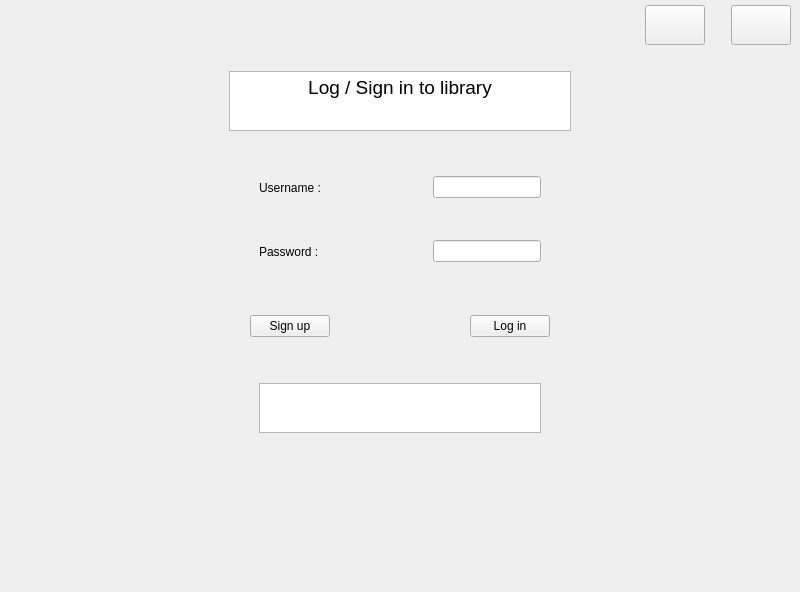
Qt form Project/mainwindow.ui (AminNaghiyan/uiap92_project) before a commit.
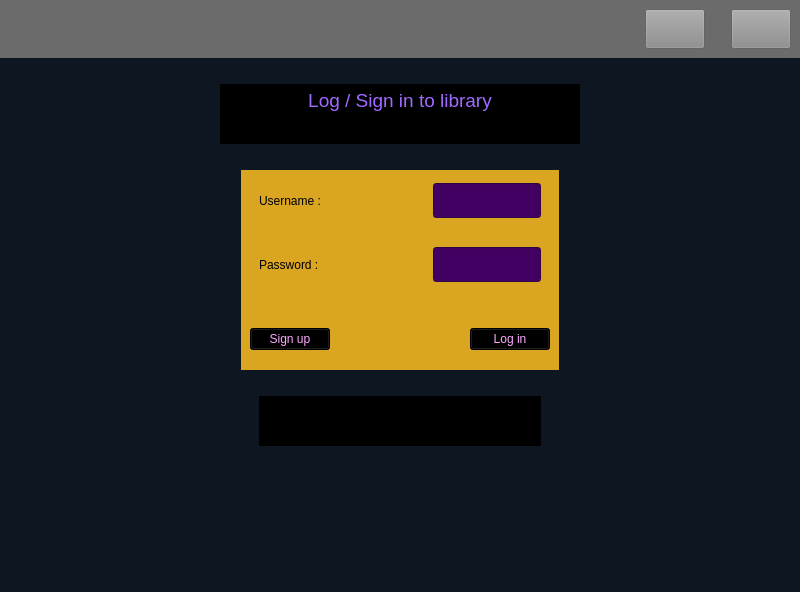
The same form after that commit. Icons and pictures are not drawn.

Commit message: design final appearance of page mainwindow

What changed in the file:
```diff
--- a/Project/mainwindow.ui
+++ b/Project/mainwindow.ui
@@ -13,12 +13,123 @@
   <property name="windowTitle">
    <string>MainWindow</string>
   </property>
+  <property name="styleSheet">
+   <string notr="true">#centralwidget
+{
+background-color : rgb(14, 22, 33)
+}
+#top
+{
+background-color : rgb(107, 107, 107)
+}
+#reload::hover
+{
+	background-color: rgb(206, 206, 206);
+}
+#reload
+{
+background-color : rgb(140, 140, 140) ;
+border-color: rgb(0, 0, 0);
+}
+#close
+{
+background-color : rgb(140, 140, 140) ;
+}
+#close::hover
+{
+background-color : red 
+
+}
+#textBrowser_2
+{
+	
+	font: 8pt &quot;MS UI Gothic&quot;;
+    background-color : rgb( 0, 0 , 0 );
+    color : rgb(160, 105, 255) ;
+	border-color: rgb(0, 0, 0,0);
+}
+#verticalWidget
+{
+ background-color : #daa520
+}
+#username
+{
+background-color : rgb(85, 0, 127)
+}
+#username
+{
+color : rgb(85, 255, 255) ;
+background-color : rgb(66, 0, 99)
+}
+#password
+{
+color : rgb(85, 255, 255) ;
+background-color : rgb(66, 0, 99)
+}
+#Login
+{
+	color: rgb(255, 170, 255);
+	background-color: rgb(0, 0, 0);
+}
+#Login::hover
+{
+background-color : rgb(66, 0, 99)
+}
+
+#sign_up
+{
+	color: rgb(255, 170, 255);
+background-color: rgb(0, 0, 0);
+}
+
+#sign_up::hover
+{
+background-color : rgb(66, 0, 99)
+}
+
+#textBrowser
+{
+	
+	font: 12pt &quot;MS Shell Dlg 2&quot;;
+	background-color: rgb(0, 0, 0);
+	color: rgb(0, 85, 127);
+	border-color: rgb(14, 22, 33,0)
+}</string>
+  </property>
   <widget class="QWidget" name="centralwidget">
+   <property name="styleSheet">
+    <string notr="true"/>
+   </property>
    <layout class="QVBoxLayout" name="verticalLayout">
+    <property name="leftMargin">
+     <number>0</number>
+    </property>
     <property name="topMargin">
-     <number>5</number>
+     <number>0</number>
+    </property>
+    <property name="rightMargin">
+     <number>0</number>
     </property>
     <item>
+     <widget class="QWidget" name="top" native="true">
+      <property name="sizePolicy">
+       <sizepolicy hsizetype="Preferred" vsizetype="Fixed">
+        <horstretch>0</horstretch>
+        <verstretch>0</verstretch>
+       </sizepolicy>
+      </property>
+      <property name="minimumSize">
+       <size>
+        <width>0</width>
+        <height>10</height>
+       </size>
+      </property>
+      <property name="maximumSize">
+       <size>
+        <width>16777215</width>
+        <height>200</height>
+       </size>
+      </property>
      <layout class="QHBoxLayout" name="horizontalLayout">
       <item>
        <spacer name="horizontalSpacer">
@@ -108,6 +219,7 @@
        </widget>
       </item>
      </layout>
+     </widget>
     </item>
     <item>
      <spacer name="verticalSpacer_3">
@@ -173,8 +285,8 @@
          <string>&lt;!DOCTYPE HTML PUBLIC &quot;-//W3C//DTD HTML 4.0//EN&quot; &quot;http://www.w3.org/TR/REC-html40/strict.dtd&quot;&gt;
 &lt;html&gt;&lt;head&gt;&lt;meta name=&quot;qrichtext&quot; content=&quot;1&quot; /&gt;&lt;style type=&quot;text/css&quot;&gt;
 p, li { white-space: pre-wrap; }
-&lt;/style&gt;&lt;/head&gt;&lt;body style=&quot; font-family:'MS Shell Dlg 2'; font-size:8.05594pt; font-weight:400; font-style:normal;&quot;&gt;
-&lt;p align=&quot;center&quot; dir='rtl' style=&quot; margin-top:0px; margin-bottom:0px; margin-left:0px; margin-right:0px; -qt-block-indent:0; text-indent:0px;&quot;&gt;&lt;span style=&quot; font-size:14pt;&quot;&gt;Log / Sign in to library&lt;/span&gt;&lt;/p&gt;&lt;/body&gt;&lt;/html&gt;</string>
+&lt;/style&gt;&lt;/head&gt;&lt;body style=&quot; font-family:'MS UI Gothic'; font-size:8pt; font-weight:400; font-style:normal;&quot;&gt;
+&lt;p align=&quot;center&quot; dir='rtl' style=&quot; margin-top:0px; margin-bottom:0px; margin-left:0px; margin-right:0px; -qt-block-indent:0; text-indent:0px;&quot;&gt;&lt;span style=&quot; font-family:'MS Shell Dlg 2'; font-size:14pt;&quot;&gt;Log / Sign in to library&lt;/span&gt;&lt;/p&gt;&lt;/body&gt;&lt;/html&gt;</string>
         </property>
        </widget>
       </item>
@@ -293,6 +405,9 @@
              <height>16777215</height>
             </size>
            </property>
+           <property name="styleSheet">
+            <string notr="true"/>
+           </property>
            <layout class="QHBoxLayout" name="horizontalLayout_6">
             <property name="topMargin">
              <number>0</number>
@@ -318,7 +433,14 @@
              </spacer>
             </item>
             <item>
-             <widget class="QLineEdit" name="username"/>
+             <widget class="QLineEdit" name="username">
+              <property name="minimumSize">
+               <size>
+                <width>0</width>
+                <height>35</height>
+               </size>
+              </property>
+             </widget>
             </item>
            </layout>
           </widget>
@@ -351,6 +473,12 @@
             </item>
             <item>
              <widget class="QLineEdit" name="password">
+              <property name="minimumSize">
+               <size>
+                <width>0</width>
+                <height>35</height>
+               </size>
+              </property>
               <property name="echoMode">
                <enum>QLineEdit::Password</enum>
               </property>
@@ -469,7 +597,7 @@
          <string>&lt;!DOCTYPE HTML PUBLIC &quot;-//W3C//DTD HTML 4.0//EN&quot; &quot;http://www.w3.org/TR/REC-html40/strict.dtd&quot;&gt;
 &lt;html&gt;&lt;head&gt;&lt;meta name=&quot;qrichtext&quot; content=&quot;1&quot; /&gt;&lt;style type=&quot;text/css&quot;&gt;
 p, li { white-space: pre-wrap; }
-&lt;/style&gt;&lt;/head&gt;&lt;body style=&quot; font-family:'MS Shell Dlg 2'; font-size:8.05594pt; font-weight:400; font-style:normal;&quot;&gt;
+&lt;/style&gt;&lt;/head&gt;&lt;body style=&quot; font-family:'MS Shell Dlg 2'; font-size:12pt; font-weight:400; font-style:normal;&quot;&gt;
 &lt;p style=&quot;-qt-paragraph-type:empty; margin-top:0px; margin-bottom:0px; margin-left:0px; margin-right:0px; -qt-block-indent:0; text-indent:0px; font-size:14pt;&quot;&gt;&lt;br /&gt;&lt;/p&gt;&lt;/body&gt;&lt;/html&gt;</string>
         </property>
        </widget>
```
Lines whose indentation alone changed are shown as unchanged. The commit also changes 7 other files.
